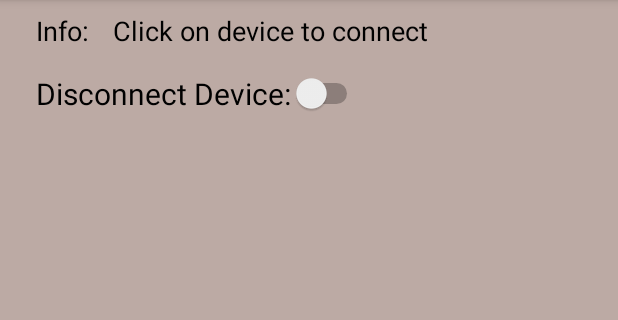
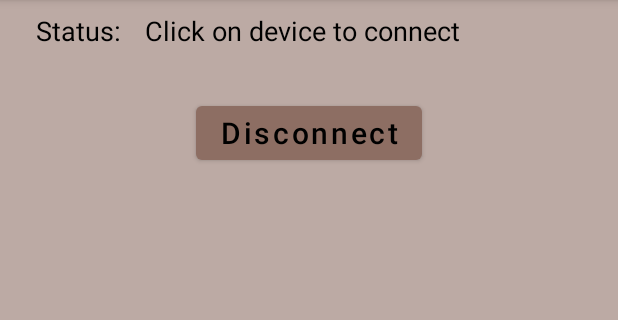
Before and after one commit to MpDev89/ESP32_IoT_AndroidApp, an Android app: the fragment ConnectFragment shown on its own in the app's theme, on a phone screen of 412 x 824 dp, the part 84-404 px from its top. Run offline under Robolectric (Android 15) with nearby library versions, the phone set to English and light mode, and no system bars; 4 statements that could not run were skipped.

Commit message:
New contents: - Added objects binding - Removed switch and added button for device disconnection - Improved label objects name - Improved user interface with more text information - Added check when connection is already established - Keep status label updated moving over menu drawer

```diff
--- a/app/src/main/java/com/example/esp32_iot_androidapp/MainActivity.java
+++ b/app/src/main/java/com/example/esp32_iot_androidapp/MainActivity.java
@@ -28,6 +28,7 @@ public class MainActivity extends AppCompatActivity {
     private static int BLE_PERMISSIONS_REQUEST_CODE = 0x55; // Could be any other positive integer value
     private int permissionsCount;
     public static String BleDeviceAddress = "NA";
+    public static String BleDeviceName = "NA";
 
     @Override
     protected void onCreate(Bundle savedInstanceState) {
--- a/app/src/main/java/com/example/esp32_iot_androidapp/ui/scanner/ScannerFragment.java
+++ b/app/src/main/java/com/example/esp32_iot_androidapp/ui/connect/ConnectFragment.java
@@ -1,4 +1,4 @@
-package com.example.esp32_iot_androidapp.ui.scanner;
+package com.example.esp32_iot_androidapp.ui.connect;
 
 import android.Manifest;
 import android.annotation.SuppressLint;
@@ -37,29 +37,24 @@ import com.example.esp32_iot_androidapp.BleActivity;
 import com.example.esp32_iot_androidapp.Esp32GattAttributes;
 import com.example.esp32_iot_androidapp.GattUpdateReceiver;
 import com.example.esp32_iot_androidapp.MainActivity;
-import com.example.esp32_iot_androidapp.R;
-import com.example.esp32_iot_androidapp.databinding.FragmentScannerBinding;
+import com.example.esp32_iot_androidapp.databinding.FragmentConnectBinding;
 
 import java.util.ArrayList;
 import java.util.HashMap;
 import java.util.List;
 
 
-public class ScannerFragment extends Fragment implements GattUpdateReceiver.GattUpdateListener {
+public class ConnectFragment extends Fragment implements GattUpdateReceiver.GattUpdateListener {
 
-    private FragmentScannerBinding binding;
+    private FragmentConnectBinding binding;
     List<ScanFilter> filters;
     ScanSettings settings;
     private final Handler scanBleHandler = new Handler();
     private static final long SCAN_PERIOD = 10000;
     BluetoothLeScanner bluetoothLeScanner;
     public BleActivity mBluetoothActivity;
-    public String bleDeviceName;
     private ArrayList<String> deviceList;
     private ArrayAdapter<String> adapter;
-    private TextView tv_conn_status;
-    private Switch sw_disc_dev;
-    ListView listViewDevices;
     private GattUpdateReceiver mGattUpdateReceiver;
     private final String LIST_NAME = "NAME";
     private final String LIST_UUID = "UUID";
@@ -68,16 +63,13 @@ public class ScannerFragment extends Fragment implements GattUpdateReceiver.Gatt
     @RequiresApi(api = Build.VERSION_CODES.S)
     public View onCreateView(@NonNull LayoutInflater inflater,
                              ViewGroup container, Bundle savedInstanceState) {
-        ScannerViewModel scannerViewModel =
-                new ViewModelProvider(this).get(ScannerViewModel.class);
+        ConnectViewModel connectViewModel =
+                new ViewModelProvider(this).get(ConnectViewModel.class);
 
-        binding = FragmentScannerBinding.inflate(inflater, container, false);
+        binding = FragmentConnectBinding.inflate(inflater, container, false);
         View root = binding.getRoot();
 
         mGattUpdateReceiver = new GattUpdateReceiver(this);
-        tv_conn_status = root.findViewById(R.id.TV_scanner_info);
-        listViewDevices = root.findViewById(R.id.LV_BLEDevicesList);
-        sw_disc_dev = root.findViewById(R.id.SW_ble_disconn);
 
         /* Build ScanSetting */
         settings = new ScanSettings.Builder()
@@ -88,13 +80,14 @@ public class ScannerFragment extends Fragment implements GattUpdateReceiver.Gatt
 
         deviceList = new ArrayList<>();
         adapter = new ArrayAdapter<>(requireContext(), android.R.layout.simple_list_item_1, deviceList);
-        listViewDevices.setAdapter(adapter);
+        binding.lvBleDevicesList.setAdapter(adapter);
 
         Intent gattServiceIntent = new Intent(getActivity(), BleActivity.class);
         requireActivity().bindService(gattServiceIntent, mServiceConnection, Context.BIND_AUTO_CREATE);
 
         // Handle click
-        listViewDevices.setOnItemClickListener((parent, view, position, id) -> {
+        binding.lvBleDevicesList.setOnItemClickListener((parent, view, position, id) -> {
+            if(mBluetoothActivity.BleConnectionState == BleActivity.STATE_DISCONNECTED) {
                 String selectedDevice = deviceList.get(position);
                 System.out.println("Clicked: " + selectedDevice);
                 String address = (selectedDevice.substring(selectedDevice.indexOf("-") + 1)).trim();
@@ -103,21 +96,20 @@ public class ScannerFragment extends Fragment implements GattUpdateReceiver.Gatt
                 MainActivity.BleDeviceAddress = address;
                 ActivityCompat.checkSelfPermission(requireActivity(), Manifest.permission.BLUETOOTH_SCAN);
                 bluetoothLeScanner.stopScan(leScanCallback);
-            if(mBluetoothActivity.connect(MainActivity.BleDeviceAddress)){
-                bleDeviceName = selectedDevice.substring(0, selectedDevice.indexOf("-"));
-                tv_conn_status.setText("Connecting to "+bleDeviceName);
+                if (mBluetoothActivity.connect(MainActivity.BleDeviceAddress)) {
+                    MainActivity.BleDeviceName = selectedDevice.substring(0, selectedDevice.indexOf("-"));
+                    binding.tvScannerInfo.setText("Connecting to " + MainActivity.BleDeviceName);
+                }
+            }else{
+                binding.tvScannerInfo.setText("Device already connected to " + MainActivity.BleDeviceName);
             }
         });
 
-        sw_disc_dev.setOnCheckedChangeListener((buttonView, isChecked) -> {
-            if (!isChecked) {
-                // If the user tries to turn it off, turn it back on.
-                buttonView.setChecked(true);
-            }else{
+        binding.btBleDisconn.setOnClickListener(v -> {
             if(mBluetoothActivity.BleConnectionState == BleActivity.STATE_CONNECTED){
                 mBluetoothActivity.disconnect();
             }
-            }
+
         });
 
 
@@ -127,7 +119,6 @@ public class ScannerFragment extends Fragment implements GattUpdateReceiver.Gatt
     @Override
     public void onDestroyView() {
         super.onDestroyView();
-        binding = null;
     }
 
     //Start the device searching
@@ -218,17 +209,19 @@ public class ScannerFragment extends Fragment implements GattUpdateReceiver.Gatt
         super.onResume();
         ContextCompat.registerReceiver(requireActivity(), mGattUpdateReceiver, makeGattUpdateIntentFilter(), ContextCompat.RECEIVER_NOT_EXPORTED);
         if (mBluetoothActivity != null) {
-            if (!MainActivity.BleDeviceAddress.equals("NA")){
+            if(!MainActivity.BleDeviceAddress.equals("NA")) {
                 if (mBluetoothActivity.BleConnectionState == BleActivity.STATE_DISCONNECTED) {
-                    final boolean result = mBluetoothActivity.connect(MainActivity.BleDeviceAddress);
-                    System.out.println("Connect request result=" + result);
-                }else if (mBluetoothActivity.BleConnectionState == BleActivity.STATE_CONNECTED){
-                    System.out.println("Status: Device Connected");
+                    binding.tvScannerInfo.setText("Disconnected!");
+                    MainActivity.BleDeviceAddress = "NA";
+                    MainActivity.BleDeviceName = "NA";
+                } else if (mBluetoothActivity.BleConnectionState == BleActivity.STATE_CONNECTED) {
+                    binding.tvScannerInfo.setText("Connected to " + MainActivity.BleDeviceName + "!");
+                } else {
+                    binding.tvScannerInfo.setText("Click on device to connect!");
                 }
-            }else{
+            }
             bluetoothLeScanner = mBluetoothActivity.getBLeScanner();
             scanLeDevice(true);
-            }
         }
         System.out.println("onResume");
     }
@@ -241,12 +234,12 @@ public class ScannerFragment extends Fragment implements GattUpdateReceiver.Gatt
 
     @Override
     public void onGattConnected() {
-        tv_conn_status.setText("Connected to "+bleDeviceName+"!");
+        binding.tvScannerInfo.setText("Connected to "+MainActivity.BleDeviceName+"!");
     }
 
     @Override
     public void onGattDisconnected() {
-        tv_conn_status.setText("Disconnected!");
+        binding.tvScannerInfo.setText("Disconnected!");
     }
 
     @Override
--- a/app/src/main/java/com/example/esp32_iot_androidapp/ui/scanner/ScannerViewModel.java
+++ b/app/src/main/java/com/example/esp32_iot_androidapp/ui/connect/ConnectViewModel.java
@@ -1,14 +1,14 @@
-package com.example.esp32_iot_androidapp.ui.scanner;
+package com.example.esp32_iot_androidapp.ui.connect;
 
 import androidx.lifecycle.LiveData;
 import androidx.lifecycle.MutableLiveData;
 import androidx.lifecycle.ViewModel;
 
-public class ScannerViewModel extends ViewModel {
+public class ConnectViewModel extends ViewModel {
 
     private final MutableLiveData<String> mText;
 
-    public ScannerViewModel() {
+    public ConnectViewModel() {
         mText = new MutableLiveData<>();
         mText.setValue("This is slideshow fragment");
     }
--- a/app/src/main/res/layout/fragment_scanner.xml
+++ b/app/src/main/res/layout/fragment_connect.xml
@@ -4,10 +4,10 @@
     xmlns:tools="http://schemas.android.com/tools"
     android:layout_width="match_parent"
     android:layout_height="match_parent"
-    tools:context=".ui.scanner.ScannerFragment">
+    tools:context=".ui.connect.ConnectFragment">
 
     <TextView
-        android:id="@+id/TV_scanner_info"
+        android:id="@+id/tv_scanner_info"
         android:layout_width="0dp"
         android:layout_height="wrap_content"
         android:layout_marginTop="8dp"
@@ -16,11 +16,11 @@
         android:textSize="18sp"
         app:layout_constraintEnd_toEndOf="parent"
         app:layout_constraintHorizontal_bias="0.5"
-        app:layout_constraintStart_toEndOf="@+id/TV_info"
+        app:layout_constraintStart_toEndOf="@+id/tv_info"
         app:layout_constraintTop_toTopOf="parent" />
 
     <TextView
-        android:id="@+id/TV_info"
+        android:id="@+id/tv_info"
         android:layout_width="wrap_content"
         android:layout_height="wrap_content"
         android:layout_marginStart="24dp"
@@ -29,40 +29,39 @@
         android:text="@string/str_static_info"
         android:textAlignment="center"
         android:textSize="18sp"
-        app:layout_constraintEnd_toStartOf="@+id/TV_scanner_info"
+        app:layout_constraintEnd_toStartOf="@+id/tv_scanner_info"
         app:layout_constraintHorizontal_bias="0.5"
         app:layout_constraintStart_toStartOf="parent"
         app:layout_constraintTop_toTopOf="parent" />
 
-
-    <Switch
-        android:id="@+id/SW_ble_disconn"
+    <Button
+        android:id="@+id/bt_ble_disconn"
         android:layout_width="wrap_content"
         android:layout_height="wrap_content"
-        android:layout_marginStart="24dp"
-        android:layout_marginTop="16dp"
-        android:text="@string/sw_disconnect_device"
+        android:layout_marginTop="32dp"
+        android:text="@string/bt_disconnect_device"
+        android:textAllCaps="false"
+        android:textColor="@color/black"
         android:textSize="20dp"
         app:layout_constraintEnd_toEndOf="parent"
-        app:layout_constraintHorizontal_bias="0.0"
         app:layout_constraintStart_toStartOf="parent"
-        app:layout_constraintTop_toBottomOf="@+id/TV_scanner_info"
-        tools:ignore="SpUsage,UseSwitchCompatOrMaterialXml" />
+        app:layout_constraintTop_toBottomOf="@+id/tv_scanner_info" />
+
 
     <LinearLayout
-        android:id="@+id/LL_BLEDevicesList"
+        android:id="@+id/ll_ble_devices_list"
         android:layout_width="match_parent"
         android:layout_height="match_parent"
-        android:layout_marginTop="100dp"
+        android:layout_marginTop="150dp"
         android:orientation="vertical"
         android:padding="16dp"
         app:layout_constraintBottom_toBottomOf="parent"
         app:layout_constraintEnd_toEndOf="parent"
         app:layout_constraintStart_toStartOf="parent"
-        app:layout_constraintTop_toBottomOf="@+id/SW_ble_disconn">
+        app:layout_constraintTop_toBottomOf="@+id/bt_ble_disconn">
 
         <ListView
-            android:id="@+id/LV_BLEDevicesList"
+            android:id="@+id/lv_ble_devices_list"
             android:layout_width="match_parent"
             android:layout_height="wrap_content" />
 
--- a/app/src/main/res/layout/fragment_home.xml
+++ b/app/src/main/res/layout/fragment_home.xml
@@ -13,7 +13,7 @@
         android:layout_marginStart="16dp"
         android:layout_marginTop="8dp"
         android:layout_marginEnd="16dp"
-        android:text=""
+        android:text="@string/home_procedure"
         android:textSize="14sp"
         app:layout_constraintBottom_toBottomOf="parent"
         app:layout_constraintEnd_toEndOf="parent"
--- a/app/src/main/res/navigation/mobile_navigation.xml
+++ b/app/src/main/res/navigation/mobile_navigation.xml
@@ -19,7 +19,7 @@
 
     <fragment
         android:id="@+id/nav_scanner"
-        android:name="com.example.esp32_iot_androidapp.ui.scanner.ScannerFragment"
-        android:label="@string/menu_scanner"
-        tools:layout="@layout/fragment_scanner" />
+        android:name="com.example.esp32_iot_androidapp.ui.connect.ConnectFragment"
+        android:label="@string/menu_connect"
+        tools:layout="@layout/fragment_connect" />
 </navigation>
--- a/app/src/main/res/values/strings.xml
+++ b/app/src/main/res/values/strings.xml
@@ -8,13 +8,14 @@
     <string name="action_settings">Settings</string>
     <string name="menu_home">Home</string>
     <string name="menu_measure">Measure</string>
-    <string name="menu_scanner">Scanner</string>
+    <string name="menu_connect">Connect</string>
     <string name="humidity_perc">100%</string>
     <string name="measure_static_text_sensor_val">0</string>
     <string name="solar_luminosity">sensor</string>
     <string name="str_solar_intensity_value">OFF</string>
     <string name="str_value_temp">0 °C</string>
-    <string name="str_static_info">Info:</string>
+    <string name="str_static_info">Status:</string>
     <string name="str_init_info">Click on device to connect</string>
-    <string name="sw_disconnect_device">Disconnect Device:  </string>
+    <string name="bt_disconnect_device">Disconnect</string>
+    <string name="home_procedure">"With the following steps, you can connect to application and measure data:\n\n - from main drawer click on 'Connect' and select the device to establish a connect\n\n - click on 'Measure' to read data published from characteristics"</string>
 </resources>
```
Also changed, not shown: app/src/main/java/com/example/esp32_iot_androidapp/ui/measure/MeasureFragment.java (+13 -23 lines), app/src/main/res/layout/fragment_measure.xml (+23 -23 lines), app/src/main/res/menu/activity_main_drawer.xml (+4 -4 lines). Lines whose indentation alone changed are shown as unchanged.
